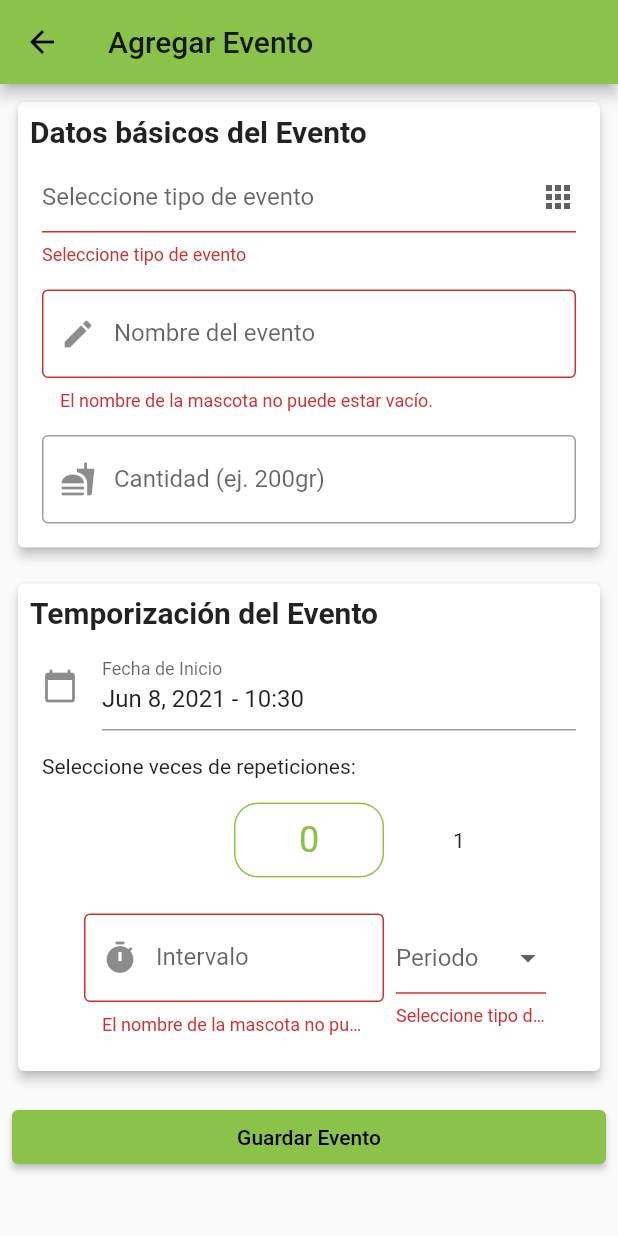
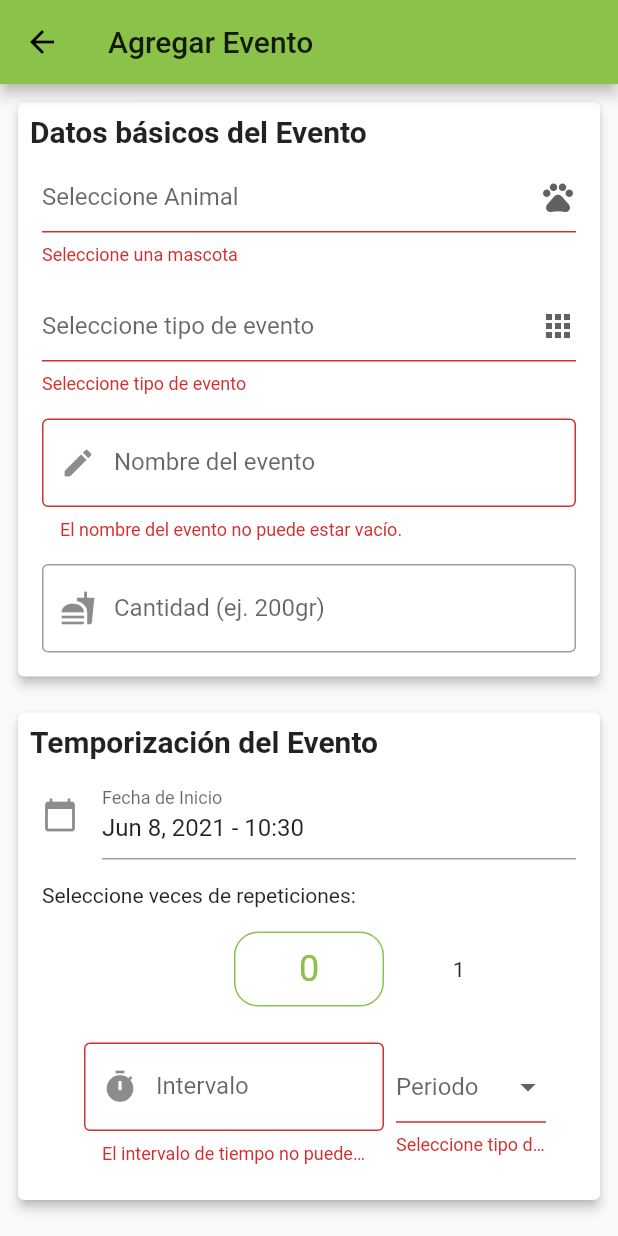
Before and after one commit to AMonardez/Michi_Manager, a Flutter app: the AddTratamiento screen opened directly, after a tap on "Guardar Evento", on a phone screen of 412 x 824 dp. Run offline on Flutter 3.47's test engine with Material 2 defaults, Android fonts, the phone set to English and light mode, and no system bars; drawn by our look-alikes of date_time_picker, numberpicker; our stand-ins replace sqflite, timelines; accounts and stored records are empty.

Commit message:
Semana 2 Front

```diff
--- a/lib/add_mascota.dart
+++ b/lib/add_mascota.dart
@@ -180,7 +180,7 @@ class _AgregaPacienteState extends State<AgregaPaciente> {
                                       firstDate: DateTime(2015),
                                       lastDate: DateTime(2100),
                                       dateLabelText: 'Fecha de Nacimiento',
-                                      onChanged: (val) => fechaNacimiento = DateTime.parse(val!),
+                                      onChanged: (val) => fechaNacimiento = DateTime.parse(val),
                                       validator: (val) {
                                         print(val);
                                         return null;
--- a/lib/add_tratamiento.dart
+++ b/lib/add_tratamiento.dart
@@ -3,6 +3,7 @@ import 'package:flutter/material.dart';
 import 'package:flutter/services.dart';
 import 'package:date_time_picker/date_time_picker.dart';
 import 'package:numberpicker/numberpicker.dart';
+import 'animal.dart';
 
 class AddTratamiento extends StatefulWidget{
 
@@ -17,6 +18,8 @@ class _AddTratamientoState extends State<AddTratamiento>{
   var descripcion = TextEditingController();
   var tipos_eventos = ["Alimentación", "Medicamento"];
   var tipos_periodos = ["Horas", "Dias", "Semanas", "Meses"];
+  var animales_prueba = Animal.animales_de_prueba();
+  String? id_animal;
   String? tipo_evento;
   String? periodo;
   var fechaInicio= DateTime.now();
@@ -28,8 +31,8 @@ class _AddTratamientoState extends State<AddTratamiento>{
 
   @override
   Widget build(BuildContext context) {
-
-
+    for (Animal animal in animales_prueba)
+      print(animal.toString());
     return Scaffold(
       appBar: AppBar(title: Text("Agregar Evento")),
       body: ListView(
@@ -50,6 +53,25 @@ class _AddTratamientoState extends State<AddTratamiento>{
                           padding: const EdgeInsets.all(8.0),
                           child: Align(alignment: Alignment.centerLeft, child: Text("Tipo de Evento", textAlign: TextAlign.start, )),
                         ),*/
+                        Padding(
+                          padding: const EdgeInsets.all(8.0),
+                          child: DropdownButtonFormField<String>(
+                            isExpanded: true,
+                            icon: Icon(Icons.pets),
+                            hint: id_animal == null ? Text("Seleccione Animal") : Text(id_animal!),
+                            value: id_animal,
+                            onChanged: (var value) {
+                              setState(() {
+                                id_animal = value!;
+                              });
+                            },
+                            items: animales_prueba.map((Animal an) {
+                              return DropdownMenuItem<String>(value: an.id.toString(), child: Text(an.nombre));
+                            }).toList(),
+                            validator: (value) => value == null
+                                ? 'Seleccione una mascota': null,
+                          ),
+                        ),
                         Padding(
                           padding: const EdgeInsets.all(8.0),
                           child: DropdownButtonFormField<String>(
@@ -83,7 +105,7 @@ class _AddTratamientoState extends State<AddTratamiento>{
                               ),
                               validator: (String? value){
                                 if (value == null || value.isEmpty) {
-                                  return 'El nombre de la mascota no puede estar vacío.';
+                                  return 'El nombre del evento no puede estar vacío.';
                                 }
                                 return null;
                               }
@@ -144,7 +166,7 @@ class _AddTratamientoState extends State<AddTratamiento>{
                             firstDate: DateTime(2015),
                             lastDate: DateTime(2100),
                             dateLabelText: 'Fecha de Inicio',
-                            onChanged: (val) => fechaInicio = DateTime.parse(val!),
+                            onChanged: (val) => fechaInicio = DateTime.parse(val),
                             validator: (val) {
                               print(val);
                               return null;
@@ -196,7 +218,7 @@ class _AddTratamientoState extends State<AddTratamiento>{
                                     ),
                                     validator: (String? value){
                                       if (value == null || value.isEmpty) {
-                                        return 'El nombre de la mascota no puede estar vacío.';
+                                        return 'El intervalo de tiempo no puede estar vacío.';
                                       }
                                       return null;
                                     }
@@ -275,12 +297,13 @@ class _AddTratamientoState extends State<AddTratamiento>{
                   child: ListBody(children: [
                     Text("Tipo de Evento:", style: TextStyle(fontWeight: FontWeight.bold)),
                     Text(tipo_evento!),
+                    Text("ID animal:", style: TextStyle(fontWeight: FontWeight.bold)),
+                    Text(id_animal!),
                     Text("Nombre:", style: TextStyle(fontWeight: FontWeight.bold)),
                     Text(nombreController.text),
                     Text("Cantidad:", style: TextStyle(fontWeight: FontWeight.bold)),
                     Text(cantidadController.text),
-                    Text("Fecha de Nacimiento:", style: TextStyle(fontWeight: FontWeight.bold)),
-
+                    Text("Fecha de Inicio:", style: TextStyle(fontWeight: FontWeight.bold)),
                     Text(fechaInicio.toString()),
                     Text("Repeticiones:", style: TextStyle(fontWeight: FontWeight.bold)),
                     Text(repeticiones.toString()),
@@ -296,12 +319,13 @@ class _AddTratamientoState extends State<AddTratamiento>{
                 }
                 ),
                 TextButton(child: Text("OK", style:TextStyle(color:Theme.of(context).accentColor)), onPressed:(){
-                  //TO-DO: Poner la llamada a la api aquí.
+
+                  //TODO: Poner la llamada a la api aquí.
 
                   final snackbar = SnackBar(
                       content: Text("Evento guardado exitosamente.") );
-                  //TO-DO: Cambiar por ruta nombrada en vez de pop().
 
+                  //TODO: Cambiar por ruta nombrada en vez de pop().
                   Navigator.pop(context);
                   Navigator.pop(context);
                   Navigator.pop(context);
--- a/lib/animal.dart
+++ b/lib/animal.dart
@@ -1,13 +1,31 @@
 class Animal{
+  int? id;
   String nombre;
   String tipo;
-  String raza;
+  String? raza;
   int sexo; //0:macho, 1:hembra, 2:nobinario
-  bool castrado;
-  String color;
-  DateTime fecha_nacimiento;
+  bool? castrado;
+  String? color;
+  DateTime? fecha_nacimiento;
   String? observaciones;
 
-  Animal(this.nombre,this.tipo, this.raza, this.sexo, this.castrado, this.color, this.fecha_nacimiento,this.observaciones);
-  //TO-DO: Crear constructor a partir de un JSON.
+  Animal(this.id, this.nombre,this.tipo, this.raza, this.sexo,
+      this.castrado, this.color, this.fecha_nacimiento,this.observaciones);
+
+  //TODO: Crear constructor a partir de un JSON.
+
+  Animal.constructorMinimo(this.nombre, this.tipo, this.sexo);
+
+  static List<Animal> animales_de_prueba(){
+    List<Animal> aux = [
+    new Animal(1, "Tom", "Gato", "Romano",0, false, "Blanco", new DateTime.now(), "Comprado en el modulo 15"),
+    new Animal(2, "Chocolo", "Perro", "Quiltro",0, true, "Café", new DateTime.now(), "Populars"),
+    ];
+    return aux;
+  }
+
+  @override
+  toString(){
+    return "Nombre: " + nombre + "\nTipo: " + tipo;
+  }
 }
--- /dev/null
+++ b/lib/evento.dart
@@ -0,0 +1,30 @@
+class Evento{
+  int id_evento;
+  int id_animal;
+  String tipo;
+  String nombre;
+  String cantidad;
+  DateTime fecha;
+  bool cumplido;
+
+  Evento(this.id_evento, this.id_animal, this.tipo, this.nombre,
+      this.cantidad, this.fecha, this.cumplido);
+
+  static List<Evento> lista_ejemplos(){
+    var aux=[
+      new Evento(1,1, "Alimentación", "Whiskas", "200gr", DateTime.parse('2020-06-03 10:30:00'), true),
+      new Evento(2,1, "Alimentación", "Whiskas", "200gr", DateTime.parse('2020-06-04 10:30:00'), true),
+      new Evento(3,1, "Alimentación", "Whiskas", "200gr", DateTime.parse('2020-06-05 10:30:00'), false),
+      new Evento(1,2, "Alimentación", "Cachupin", "300gr", DateTime.parse('2020-06-05 10:30:00'), false),
+      new Evento(1,2, "Medicacion", "Paracetamol", "10 mg", DateTime.parse('2020-06-07 10:30:00'), false),
+    ];
+    return aux;
+  }
+
+  @override
+  String toString() {
+    return "Id_Evento: "+id_evento.toString() + "\nId_Animal: "+id_animal.toString()+
+    "\nTipo: "+tipo +"\nNombre"+nombre+"\nCantidad:"+cantidad+"\nFecha"+fecha.toString()+
+        "\nCumplido: "+cumplido.toString();
+  }
+}
```
Also changed, not shown: lib/lista_eventos.dart (added, +60 -0 lines), lib/main.dart (+12 -1 lines), lib/pantalla_eventos.dart (added, +20 -0 lines).
